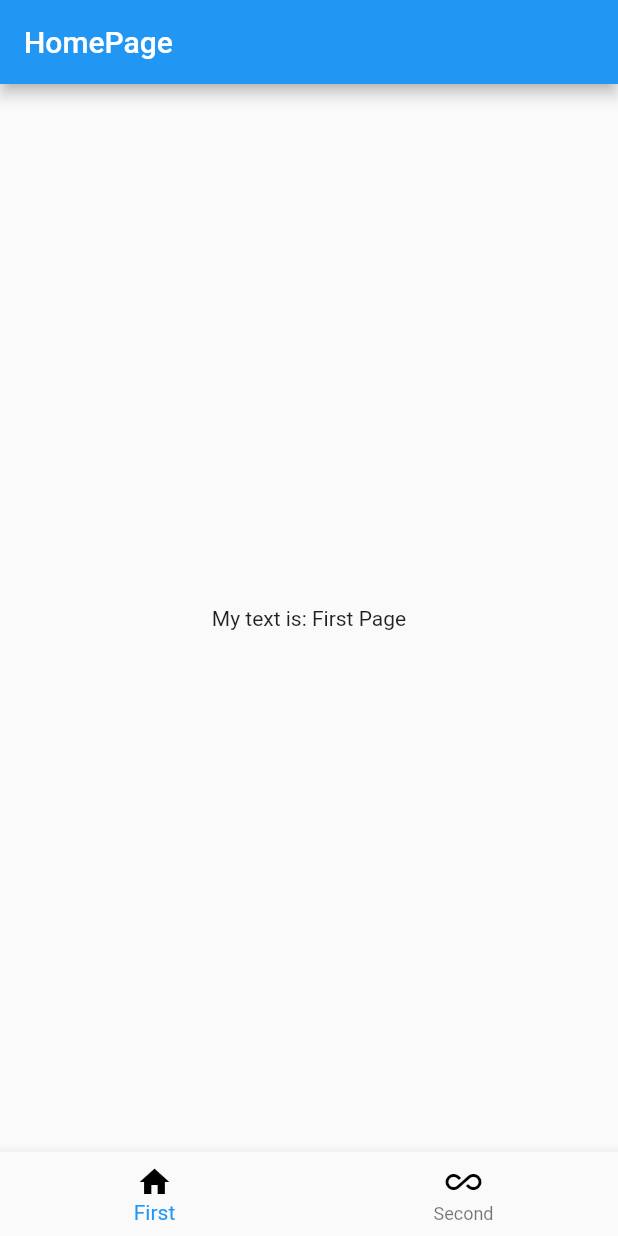
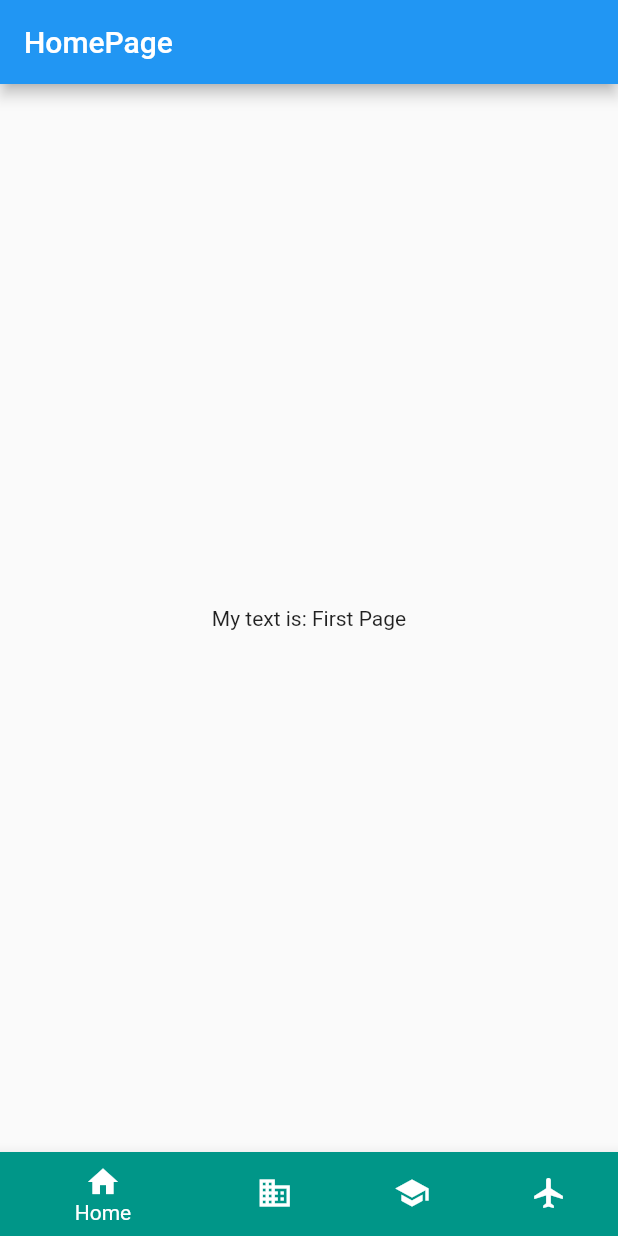
Before and after one commit to ntsummers1/flutter-production-navigation-example, a Flutter app: the screen it shows after launch, on a phone screen of 412 x 824 dp. Run offline on Flutter 3.47's test engine with Material 2 defaults, Android fonts, the phone set to English and light mode, and no system bars; our stand-ins replace bloc, equatable, flutter_bloc.

```diff
--- a/lib/main.dart
+++ b/lib/main.dart
@@ -3,6 +3,7 @@ import 'package:flutter_bloc/flutter_bloc.dart';
 import 'package:flutter_production_navigation_example/features/home/presentation/pages/home_page.dart';
 
 import 'bottom_navigation/bloc/bottom_navigation_bloc.dart';
+import 'bottom_navigation/destinations.dart';
 import 'features/business/presentation/pages/business_page.dart';
 
 void main() {
@@ -45,16 +46,12 @@ class AppScreen extends StatelessWidget {
         return BottomNavigationBar(
           currentIndex:
               context.select((BottomNavigationBloc bloc) => bloc.currentIndex),
-          items: const <BottomNavigationBarItem>[
-            BottomNavigationBarItem(
-              icon: Icon(Icons.home, color: Colors.black),
-              label: 'First',
-            ),
-            BottomNavigationBarItem(
-              icon: Icon(Icons.all_inclusive, color: Colors.black),
-              label: 'Second',
-            ),
-          ],
+          items: allDestinations.map((Destination destination) {
+            return BottomNavigationBarItem(
+                icon: Icon(destination.icon),
+                backgroundColor: destination.color,
+                label: destination.title);
+          }).toList(),
           onTap: (index) => context
               .read<BottomNavigationBloc>()
               .add(PageTapped(index: index)),
```
